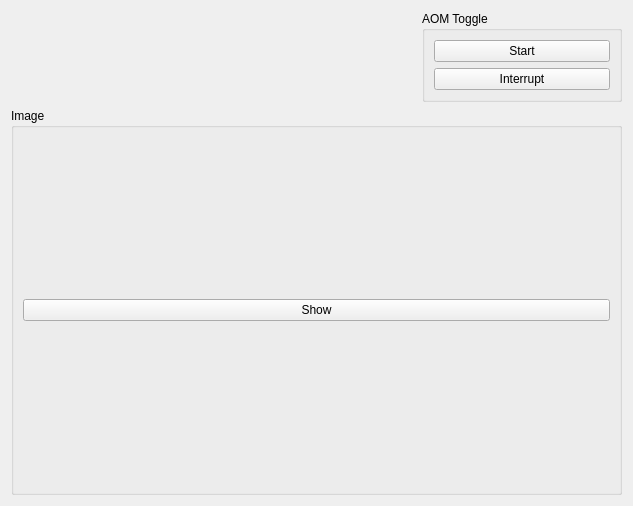
Above: quantum_sensing/experimental_microscope/utils.ui from saahitmog/quantum-sensing before the change. Below: the same form after it.
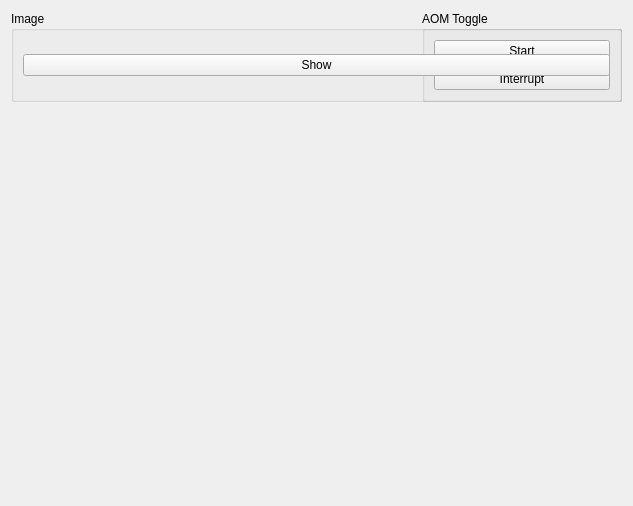
That is the form after the change.

What changed in the file:
```diff
--- a/quantum_sensing/experimental_microscope/utils.ui
+++ b/quantum_sensing/experimental_microscope/utils.ui
@@ -42,7 +42,7 @@
     </widget>
    </item>
 
-   <item row="1" column="0" colspan="3">
+   <item row="0" column="0" colspan="3">
     <widget class="QGroupBox" name="plot_groupBox">
      <property name="title">
       <string>Image</string>
```
